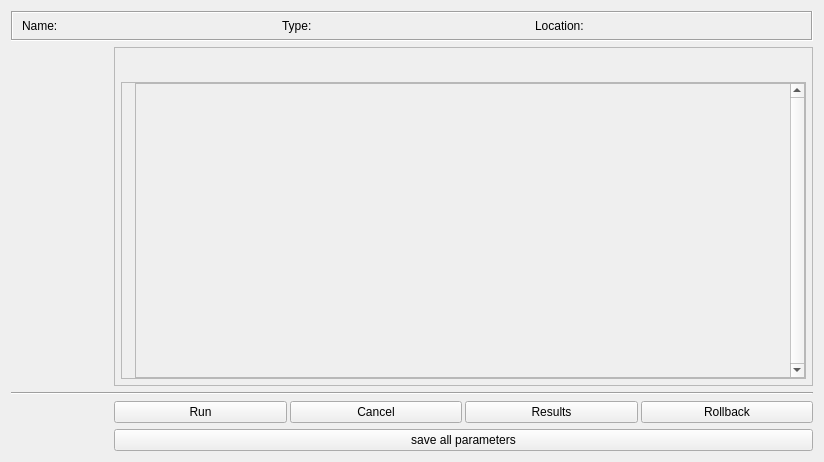
NHERI-SimCenter/CWE-Simulation-Tool, file cwe_guiWidgets/cwe_parameters.ui: the form before one commit.
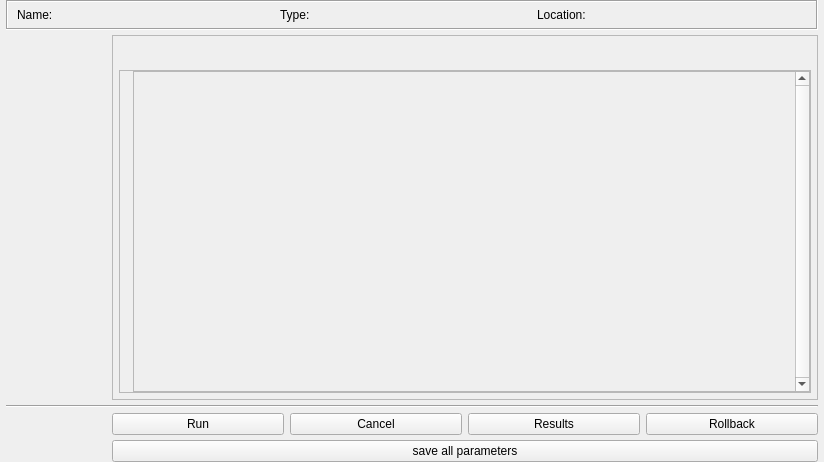
The form after the commit.

Diff of the .ui file:
```diff
--- a/cwe_guiWidgets/cwe_parameters.ui
+++ b/cwe_guiWidgets/cwe_parameters.ui
@@ -49,11 +49,23 @@
    <string>Form</string>
   </property>
   <layout class="QGridLayout" name="gridLayout">
+   <property name="leftMargin">
+    <number>6</number>
+   </property>
+   <property name="topMargin">
+    <number>0</number>
+   </property>
+   <property name="rightMargin">
+    <number>6</number>
+   </property>
+   <property name="bottomMargin">
+    <number>0</number>
+   </property>
    <property name="horizontalSpacing">
-    <number>3</number>
+    <number>6</number>
    </property>
    <property name="verticalSpacing">
-    <number>-1</number>
+    <number>5</number>
    </property>
    <item row="2" column="0">
     <widget class="QWidget" name="tabsBar" native="true">
@@ -206,8 +218,8 @@
              <rect>
               <x>0</x>
               <y>0</y>
-              <width>647</width>
-              <height>259</height>
+              <width>656</width>
+              <height>315</height>
              </rect>
             </property>
             <layout class="QVBoxLayout" name="paramSpaceLayout"/>
```
